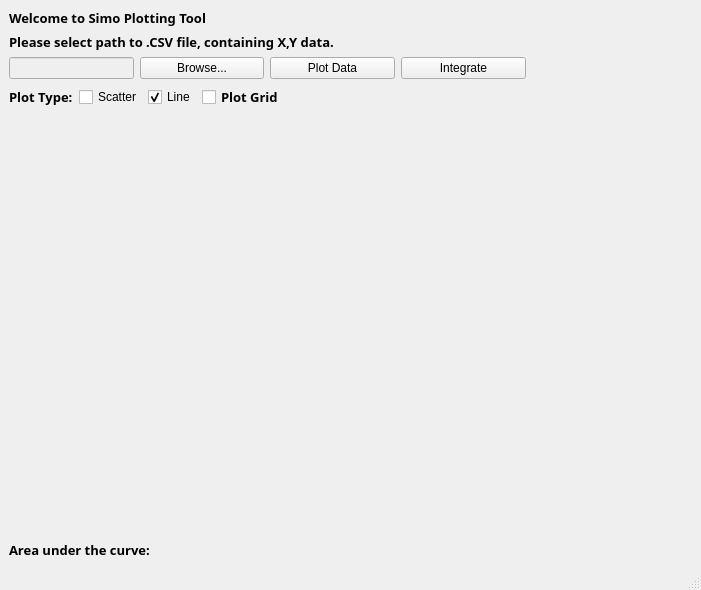
Old version of the form qt_designer/ui_plotting.ui in the repository SimAeronov/pyside6-plotting-project.
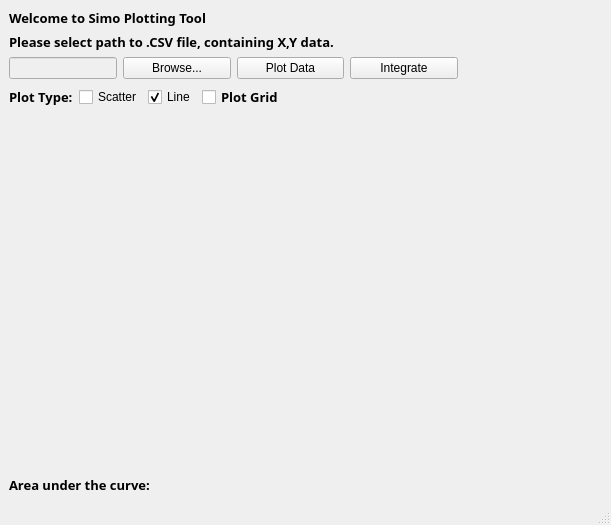
New version of the form. Icons and pictures are not drawn.

Commit message: Fixed the issue with my canvas being deleted. Fixed QDialog being hidden instead of closed

```diff
--- a/qt_designer/ui_plotting.ui
+++ b/qt_designer/ui_plotting.ui
@@ -6,10 +6,16 @@
    <rect>
     <x>0</x>
     <y>0</y>
-    <width>701</width>
-    <height>590</height>
+    <width>611</width>
+    <height>525</height>
    </rect>
   </property>
+  <property name="minimumSize">
+   <size>
+    <width>600</width>
+    <height>500</height>
+   </size>
+  </property>
   <property name="windowTitle">
    <string>S-PlottingTool</string>
   </property>
```
Left out of the diff: 2 changed lines with no effect on the pictures. The commit also changes 2 other files.
